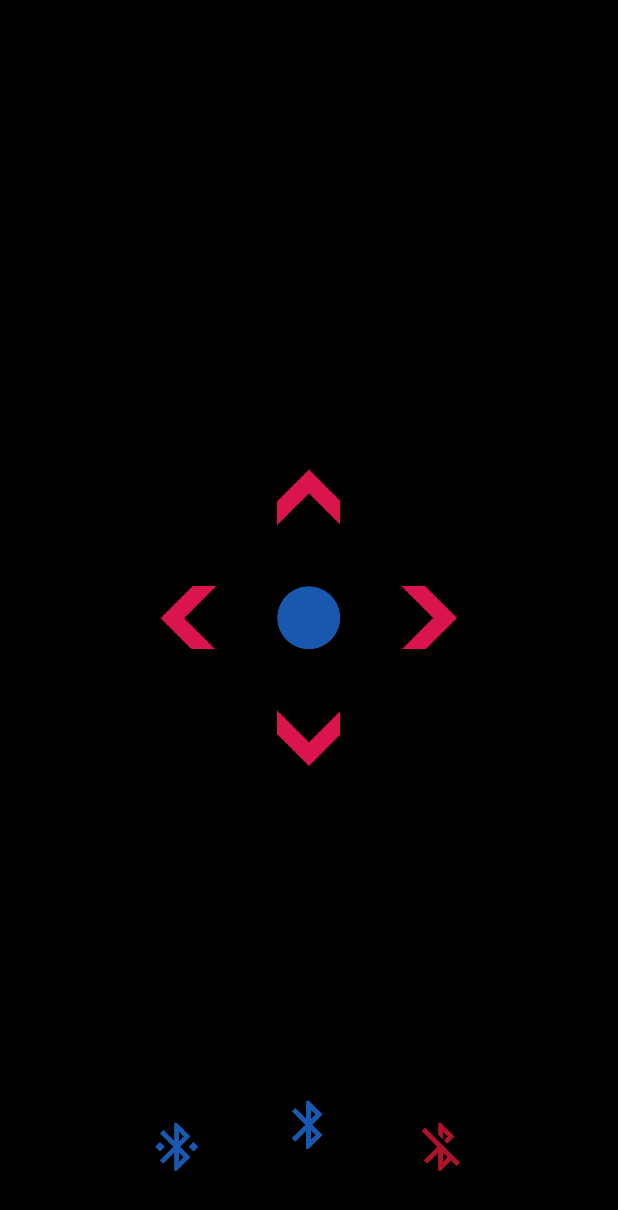
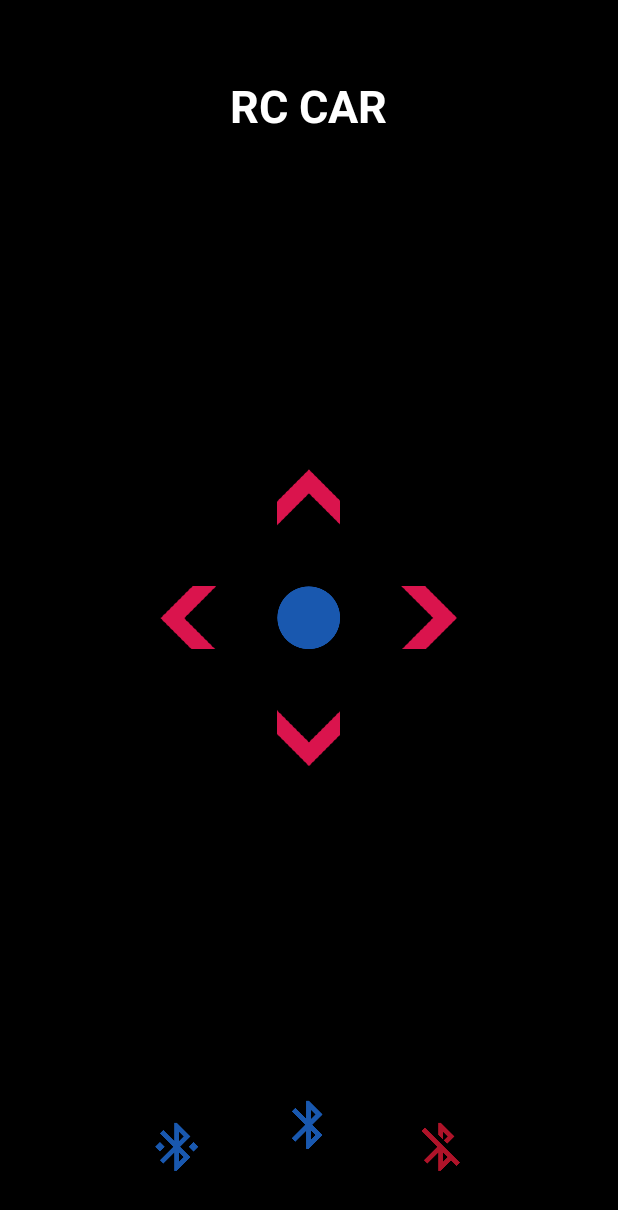
Before and after one commit to rashintha/BluetoothRCCarController, an Android app: the screen it shows after launch (MainActivity), on a phone screen of 412 x 824 dp. Shown: the top 1210 px of the screen. Run offline under Robolectric (Android 15) with nearby library versions, the phone set to English and light mode, and no system bars.

Commit message:
Layout changes.

```diff
--- a/app/src/main/res/layout/activity_main.xml
+++ b/app/src/main/res/layout/activity_main.xml
@@ -6,6 +6,16 @@
     android:layout_height="match_parent"
     tools:context="com.rashintha.opensource.bluetoothrccarcontroller.MainActivity"
     android:background="#000">
+
+    <TextView
+        android:layout_width="wrap_content"
+        android:layout_height="wrap_content"
+        android:text="RC CAR"
+        android:textColor="#FFF"
+        android:layout_centerHorizontal="true"
+        android:layout_marginTop="50dp"
+        android:textSize="30sp"
+        android:textStyle="bold"/>
 
     <ImageButton
         android:id="@+id/btnStop"
```
